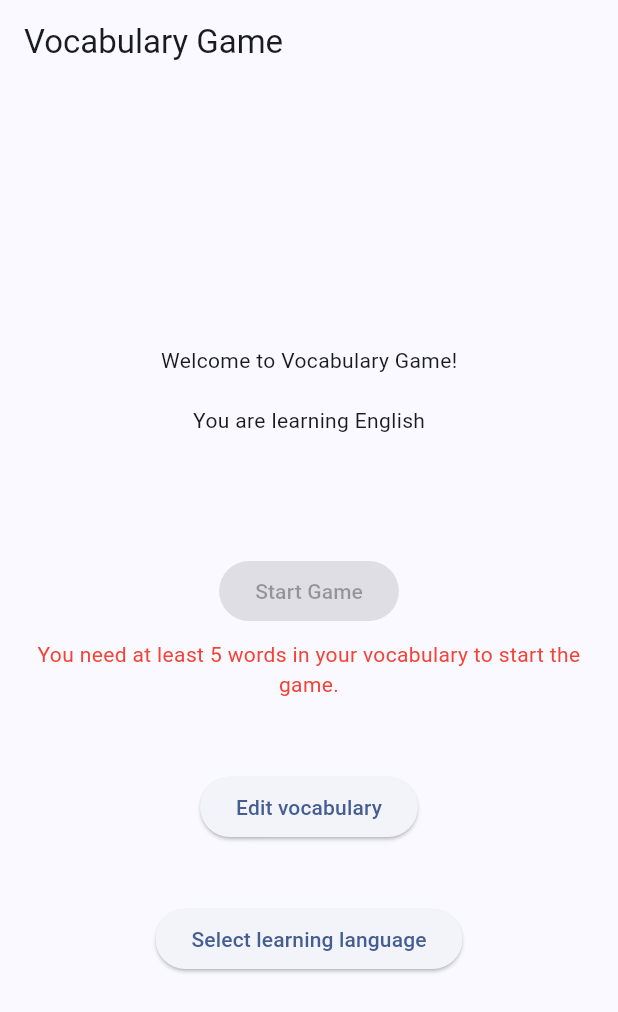
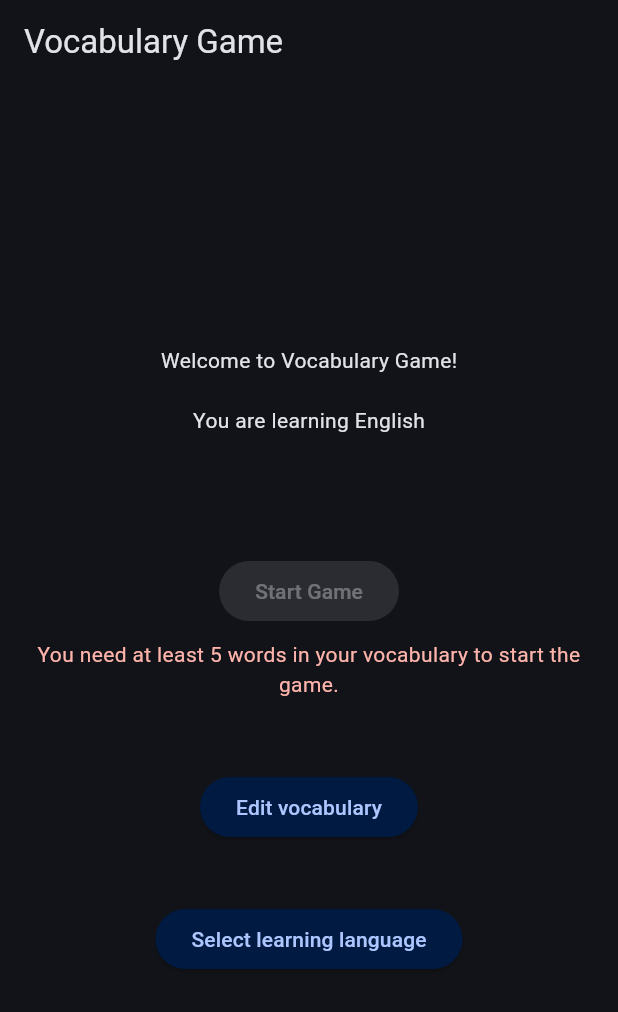
Before and after one commit to mbgustavo/vocabulary-game, a Flutter app: the screen it shows after launch, on a phone screen of 412 x 824 dp. Shown: the top 1012 px of the screen. Run offline on Flutter 3.47's test engine with Material 3 defaults, Android fonts, the phone set to English and light mode, and no system bars; our stand-ins replace emoji_picker_flutter, flutter_riverpod, shared_preferences.

Commit message:
Adjust styles

```diff
--- a/lib/main.dart
+++ b/lib/main.dart
@@ -5,11 +5,7 @@ import 'package:vocabulary_game/providers/vocabulary_provider.dart';
 import 'package:vocabulary_game/screens/home.dart';
 
 void main() {
-  runApp(
-    const ProviderScope(
-      child: App(),
-    ),
-  );
+  runApp(const ProviderScope(child: App()));
 }
 
 class App extends ConsumerWidget {
@@ -17,18 +13,25 @@ class App extends ConsumerWidget {
 
   @override
   Widget build(BuildContext context, ref) {
-    final loading = ref.watch(settingsProvider)['loading'] ||  ref.watch(vocabularyProvider)['loading'];
+    final loading =
+        ref.watch(settingsProvider)['loading'] ||
+        ref.watch(vocabularyProvider)['loading'];
 
     return MaterialApp(
       title: 'Vocabulary Game',
       theme: ThemeData(
-        colorScheme: ColorScheme.fromSeed(seedColor: Colors.blueAccent),
+        colorScheme: ColorScheme.fromSeed(
+          seedColor: Colors.blueAccent,
+          brightness: Brightness.dark,
+        ),
       ),
-      home: loading ? Scaffold(
-        appBar: AppBar(title: const Text('Vocabulary Game')),
-        body: const Center(child: Text("Loading...")),
-      ) :
-      const HomeScreen(),
+      home:
+          loading
+              ? Scaffold(
+                appBar: AppBar(title: const Text('Vocabulary Game')),
+                body: const Center(child: Text("Loading...")),
+              )
+              : const HomeScreen(),
     );
   }
 }
--- a/lib/screens/home.dart
+++ b/lib/screens/home.dart
@@ -33,6 +33,10 @@ class HomeScreen extends ConsumerWidget {
                 Text('You are learning ${learningLanguage.name}'),
                 SizedBox(height: 80),
                 ElevatedButton(
+                  style: ElevatedButton.styleFrom(
+                    backgroundColor: Theme.of(context).colorScheme.onPrimaryFixed,
+                    foregroundColor: Theme.of(context).colorScheme.primary,
+                  ),
                   onPressed: vocabulary.length < 5 ? null : () {
                     Navigator.of(context).push(
                       MaterialPageRoute(
@@ -47,12 +51,16 @@ class HomeScreen extends ConsumerWidget {
                     padding: const EdgeInsets.all(8),
                     child: Text(
                       'You need at least 5 words in your vocabulary to start the game.',
-                      style: TextStyle(color: Colors.red),
+                      style: TextStyle(color: Theme.of(context).colorScheme.error),
                       textAlign: TextAlign.center,
                     ),
                   ),
                 SizedBox(height: 40),
                 ElevatedButton(
+                  style: ElevatedButton.styleFrom(
+                    backgroundColor: Theme.of(context).colorScheme.onPrimaryFixed,
+                    foregroundColor: Theme.of(context).colorScheme.primary,
+                  ),
                   onPressed: () {
                     Navigator.of(context).push(
                       MaterialPageRoute(
@@ -64,6 +72,10 @@ class HomeScreen extends ConsumerWidget {
                 ),
                 SizedBox(height: 40),
                 ElevatedButton(
+                  style: ElevatedButton.styleFrom(
+                    backgroundColor: Theme.of(context).colorScheme.onPrimaryFixed,
+                    foregroundColor: Theme.of(context).colorScheme.primary,
+                  ),
                   onPressed: () {
                     Navigator.of(context).push(
                       MaterialPageRoute(
--- a/lib/widgets/highlighted_text.dart
+++ b/lib/widgets/highlighted_text.dart
@@ -17,11 +17,11 @@ class Highlightedtext extends StatelessWidget {
                 Paint()
                   ..style = PaintingStyle.stroke
                   ..strokeWidth = 2
-                  ..color = const Color.fromARGB(155, 45, 130, 48)
+                  ..color = const Color.fromARGB(222, 33, 99, 36)
                   ..maskFilter = MaskFilter.blur(BlurStyle.normal, 1),
           ),
         ),
-        Text(text, style: TextStyle(fontSize: 16, color: Colors.black)),
+        Text(text, style: TextStyle(fontSize: 16, color: Theme.of(context).colorScheme.onSurface)),
       ],
     );
   }
--- a/lib/widgets/language_item.dart
+++ b/lib/widgets/language_item.dart
@@ -105,7 +105,7 @@ class LanguageItem extends ConsumerWidget {
                 onPressed: () => _showDeleteDialog(context, ref),
                 icon: Icon(
                   Icons.delete,
-                  color: const Color.fromARGB(255, 219, 121, 121),
+                  color: Theme.of(context).colorScheme.error,
                 ),
               ),
         ],
--- a/lib/widgets/new_language.dart
+++ b/lib/widgets/new_language.dart
@@ -125,7 +125,7 @@ class _NewLanguageState extends ConsumerState<NewLanguage> {
             if (_error != null)
               Padding(
                 padding: const EdgeInsets.only(top: 8),
-                child: Text(_error!, style: const TextStyle(color: Colors.red)),
+                child: Text(_error!, style: TextStyle(color: Theme.of(context).colorScheme.error)),
               ),
             const SizedBox(height: 12),
             Row(
--- a/lib/widgets/notification_banners.dart
+++ b/lib/widgets/notification_banners.dart
@@ -16,11 +16,11 @@ class NotificationBanners extends ConsumerWidget {
     Color getBackgroundColor (NotificationType type) {
       switch (type) {
         case NotificationType.error:
-          return Colors.red;
+          return Theme.of(context).colorScheme.errorContainer;
         case NotificationType.success:
-          return Colors.green;
+          return Color.fromARGB(255, 33, 99, 36);
         default:
-          return Colors.blueGrey;
+          return Theme.of(context).colorScheme.primaryContainer;
       }
     }
 
```
Also changed, not shown: lib/games/connection_game.dart (+6 -4 lines), lib/widgets/word_connection_card.dart (+7 -7 lines).
